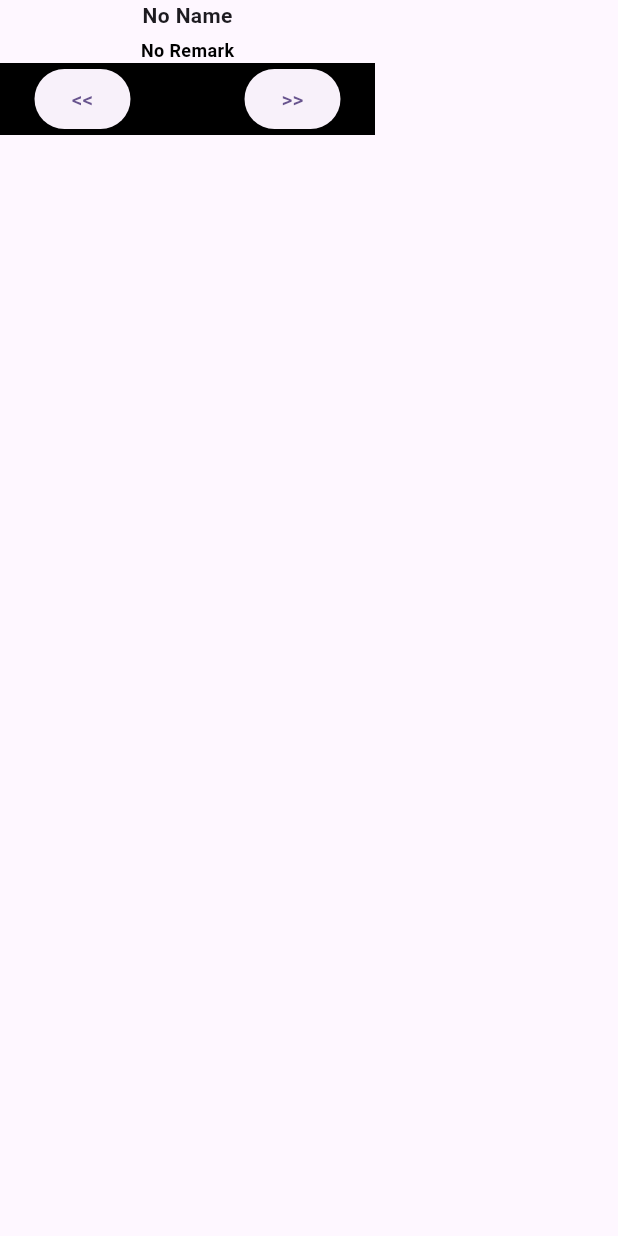
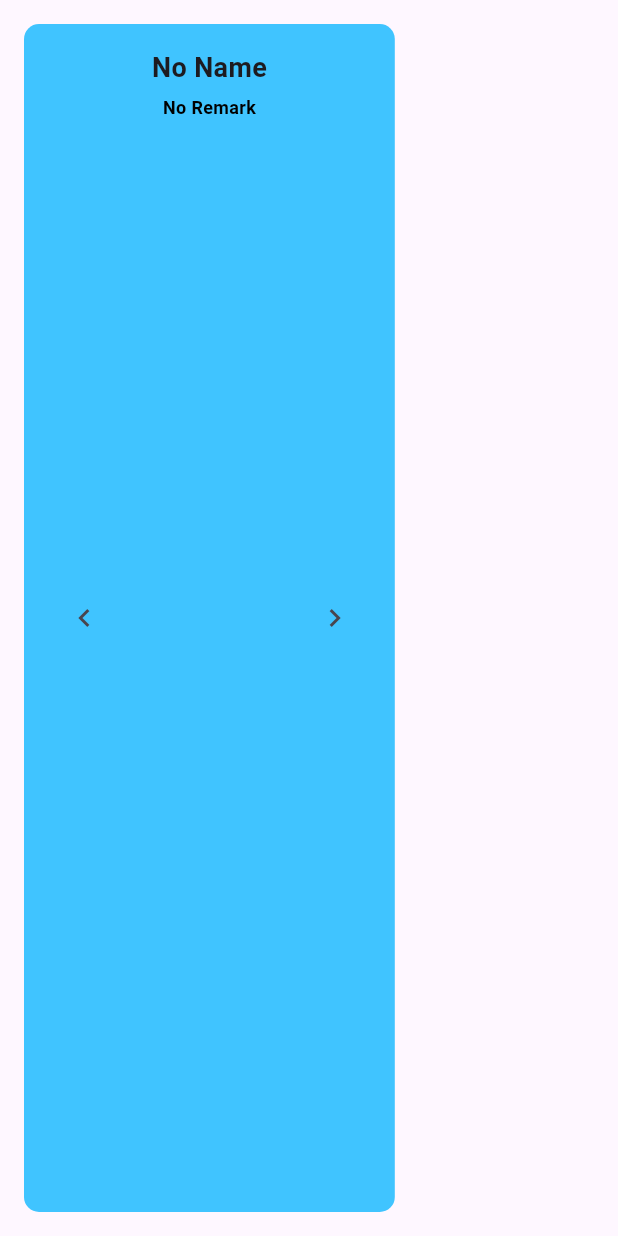
Before and after one commit to realkevo/toptech, a Flutter app: the ReviewsClass widget shown alone on an empty page, opened directly, on a phone screen of 412 x 824 dp. Run offline on Flutter 3.47's test engine with Material 3 defaults, Android fonts, the light colour scheme and no system bars; our stand-ins replace cloud_firestore, file_picker, firebase_core; missing offline and left inert: dart:html; accounts and stored records are empty.

Commit message:
update 1.5

```diff
--- a/lib/stateTv/headerstate.dart
+++ b/lib/stateTv/headerstate.dart
@@ -46,12 +46,29 @@ class _ReviewsClassState extends State<ReviewsClass> {
     Databaseservice currentReview = _reviews.isNotEmpty ? _reviews[_currentIndex] : Databaseservice();
 
     return
+      Container(
+        padding: EdgeInsets.all(16.0), // Padding inside the container
+        margin: EdgeInsets.all(16.0),
+        width: MediaQuery.sizeOf(context).width * 0.6,// Margin outside the container
+        decoration: BoxDecoration(
+          color: Colors.lightBlueAccent, // Background color of the container
+          borderRadius: BorderRadius.circular(10.0), // Rounded corners
+        ),
+        child:
+        Row(
+          mainAxisAlignment: MainAxisAlignment.spaceBetween,
+          children: [
+            IconButton(onPressed: _prevReview,
+                icon: Icon(
+                    Icons.
+                    navigate_before_outlined)),
+
     Column(
     crossAxisAlignment: CrossAxisAlignment.center,
     children: [
     Text(
     currentReview.ReviewCustomerName ?? 'No Name',
-            style: TextStyle(fontWeight: FontWeight.bold, fontSize: 14),
+    style: TextStyle(fontWeight: FontWeight.bold, fontSize: 18),
     ),
     SizedBox(height: 5),
     Text(currentReview.ReviewCustomerRemark ?? 'No Remark',
@@ -61,25 +78,18 @@ class _ReviewsClassState extends State<ReviewsClass> {
     fontWeight: FontWeight.bold,
     ),
     ),
-          Container(
-            width: 250,
-            color: Colors.black,
-            child: Row(
-mainAxisAlignment: MainAxisAlignment.spaceEvenly,
-              children: [
-                ElevatedButton(
-                    onPressed: _prevReview, child: Text("<<")),
-                SizedBox(width: 30,),
-                ElevatedButton(
-                    onPressed: _nextReview, child: Text(">>")),
+
 
     ],
     ),
-          ),
 
+            IconButton(onPressed: _nextReview,
+                icon: Icon(Icons.navigate_next)),
 
           ],
+        ),
       );
+
 
 
 
```
Also changed, not shown: lib/labcode/ui/servicedisplaypage.dart (+137 -12 lines). Lines whose indentation alone changed are shown as unchanged.
